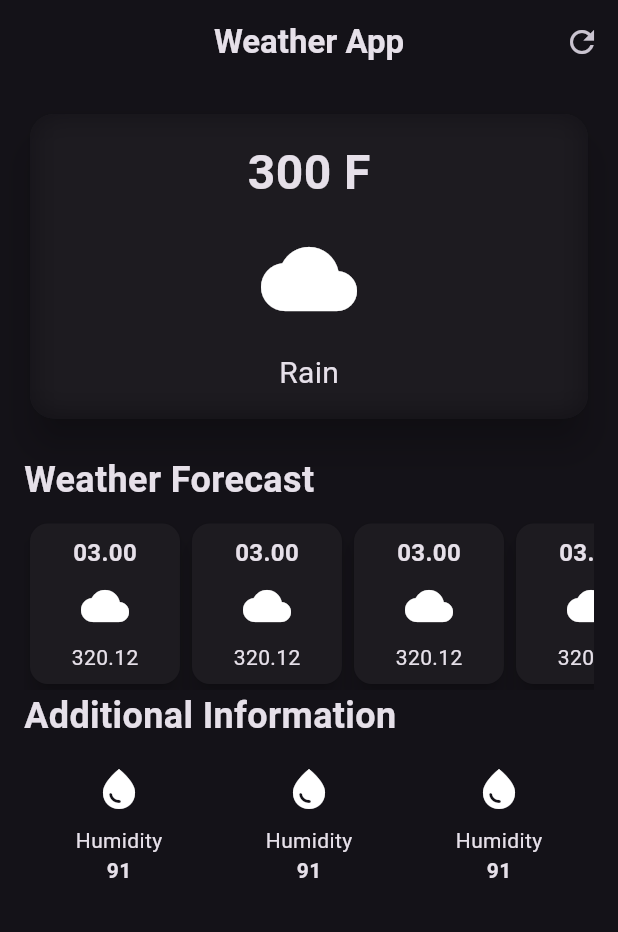
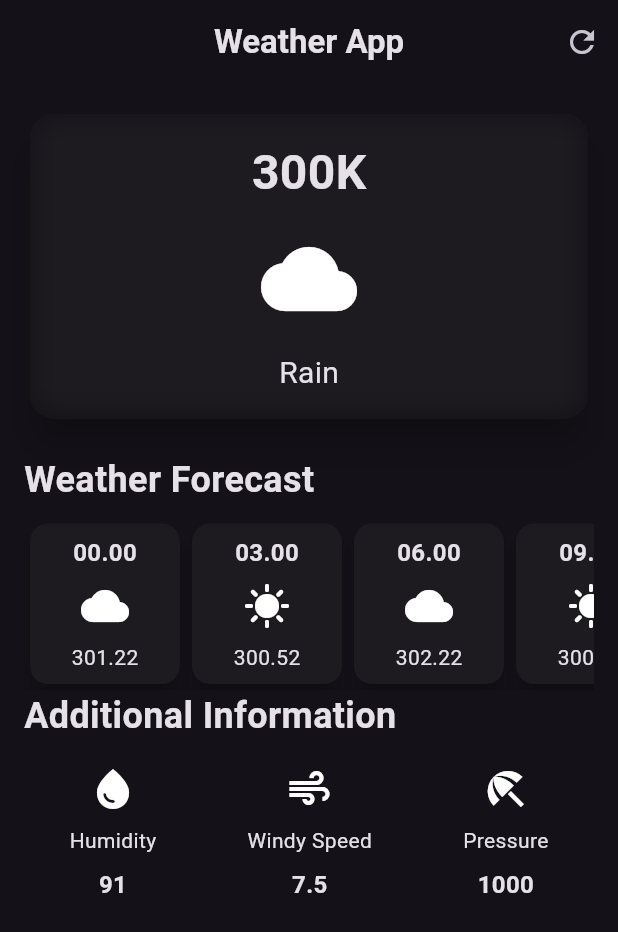
Before and after one commit to PRAYFRME/weather_app, a Flutter app: the screen it shows after launch, on a phone screen of 412 x 824 dp. Shown: the top 932 px of the screen. Run offline on Flutter 3.47's test engine with Material 3 defaults, Android fonts, the phone set to English and light mode, and no system bars.

Commit message:
Update
Updating the code.

```diff
--- a/lib/additonal_info_item.dart
+++ b/lib/additonal_info_item.dart
@@ -1,23 +1,31 @@
 import 'package:flutter/material.dart';
 
 class AdditionalInfoItem extends StatelessWidget {
+  final IconData icon;
+  final String label;
+  final String value;
   const AdditionalInfoItem({
     super.key,
+    required this.icon,
+    required this.label,
+    required this.value,
   });
 
   @override
   Widget build(BuildContext context) {
-    return const Column(
+    return Column(
       children: [
         Icon(
-          Icons.water_drop,
+          icon,
           size: 32,
         ),
-        SizedBox(height: 8),
-        Text('Humidity'),
+        const SizedBox(height: 8),
+        Text(label),
+        const SizedBox(height: 8),
         Text(
-          '91',
-          style: TextStyle(
+          value,
+          style: const TextStyle(
+            fontSize: 16,
             fontWeight: FontWeight.bold,
           ),
         ),
--- a/lib/hourly_forecast_item.dart
+++ b/lib/hourly_forecast_item.dart
@@ -1,7 +1,15 @@
 import 'package:flutter/material.dart';
 
 class HourlyForecastItem extends StatelessWidget {
-  const HourlyForecastItem({super.key});
+  final String time;
+  final String temperature;
+  final IconData icon;
+
+  const HourlyForecastItem(
+      {super.key,
+      required this.time,
+      required this.temperature,
+      required this.icon});
 
   @override
   Widget build(BuildContext context) {
@@ -13,24 +21,22 @@ class HourlyForecastItem extends StatelessWidget {
         decoration: BoxDecoration(
           borderRadius: BorderRadius.circular(12),
         ),
-        child: const Column(
+        child: Column(
           children: [
             Text(
-              '03.00',
-              style: TextStyle(
+              time,
+              style: const TextStyle(
                 fontSize: 16,
                 fontWeight: FontWeight.bold,
               ),
             ),
-            SizedBox(height: 8),
+            const SizedBox(height: 8),
             Icon(
-              Icons.cloud,
+              icon,
               size: 32,
             ),
-            SizedBox(height: 8),
-            Text(
-              '320.12',
-            ),
+            const SizedBox(height: 8),
+            Text(temperature),
           ],
         ),
       ),
--- a/lib/weather_screen.dart
+++ b/lib/weather_screen.dart
@@ -49,7 +49,7 @@ class WeatherScreen extends StatelessWidget {
                       child: Column(
                         children: [
                           Text(
-                            '300 F',
+                            '300K',
                             style: TextStyle(
                               fontSize: 32,
                               fontWeight: FontWeight.bold,
@@ -87,11 +87,31 @@ class WeatherScreen extends StatelessWidget {
               scrollDirection: Axis.horizontal,
               child: Row(
                 children: [
-                  HourlyForecastItem(),
-                  HourlyForecastItem(),
-                  HourlyForecastItem(),
-                  HourlyForecastItem(),
-                  HourlyForecastItem(),
+                  HourlyForecastItem(
+                    time: '00.00',
+                    icon: Icons.cloud,
+                    temperature: '301.22',
+                  ),
+                  HourlyForecastItem(
+                    time: '03.00',
+                    icon: Icons.sunny,
+                    temperature: '300.52',
+                  ),
+                  HourlyForecastItem(
+                    time: '06.00',
+                    icon: Icons.cloud,
+                    temperature: '302.22',
+                  ),
+                  HourlyForecastItem(
+                    time: '09.00',
+                    icon: Icons.sunny,
+                    temperature: '300.12',
+                  ),
+                  HourlyForecastItem(
+                    time: '12.00',
+                    icon: Icons.cloud,
+                    temperature: '304.12',
+                  ),
                 ],
               ),
             ),
@@ -106,9 +126,21 @@ class WeatherScreen extends StatelessWidget {
             const Row(
               mainAxisAlignment: MainAxisAlignment.spaceAround,
               children: [
-                AdditionalInfoItem(),
-                AdditionalInfoItem(),
-                AdditionalInfoItem(),
+                AdditionalInfoItem(
+                  icon: Icons.water_drop,
+                  label: 'Humidity',
+                  value: '91',
+                ),
+                AdditionalInfoItem(
+                  icon: Icons.air,
+                  label: 'Windy Speed',
+                  value: '7.5',
+                ),
+                AdditionalInfoItem(
+                  icon: Icons.beach_access,
+                  label: 'Pressure',
+                  value: '1000',
+                ),
               ],
             ),
           ],
```
